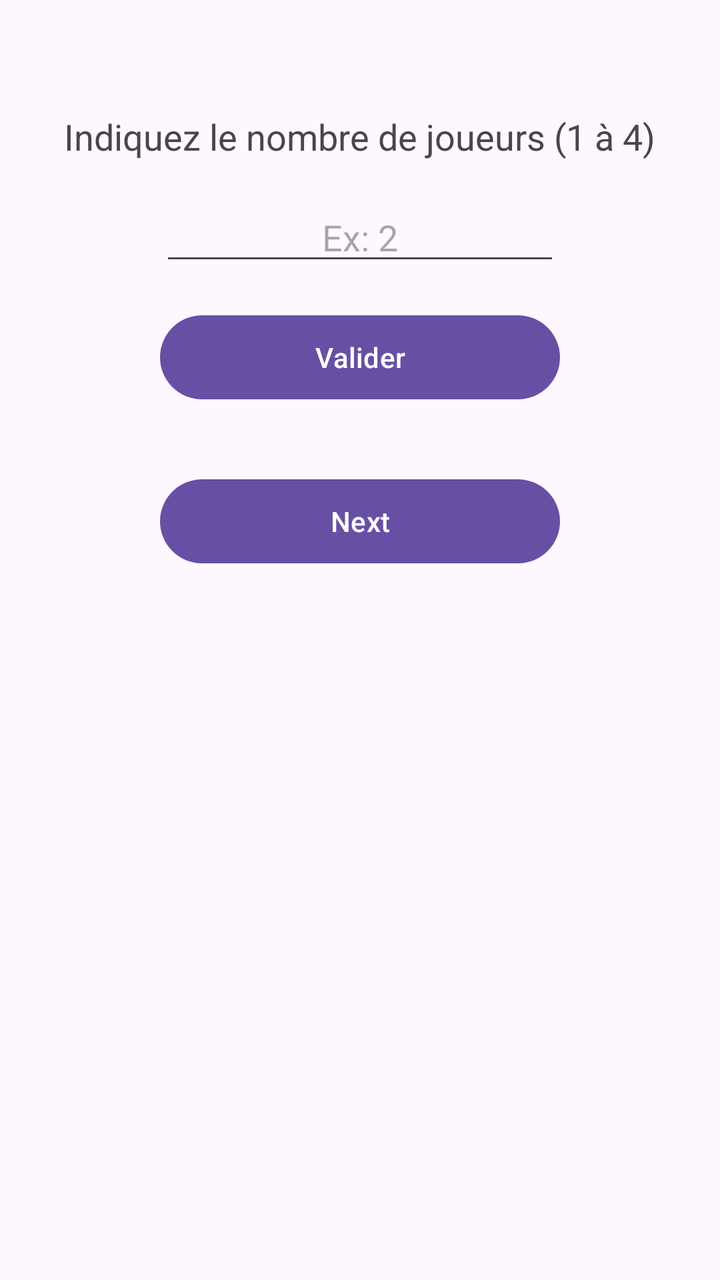
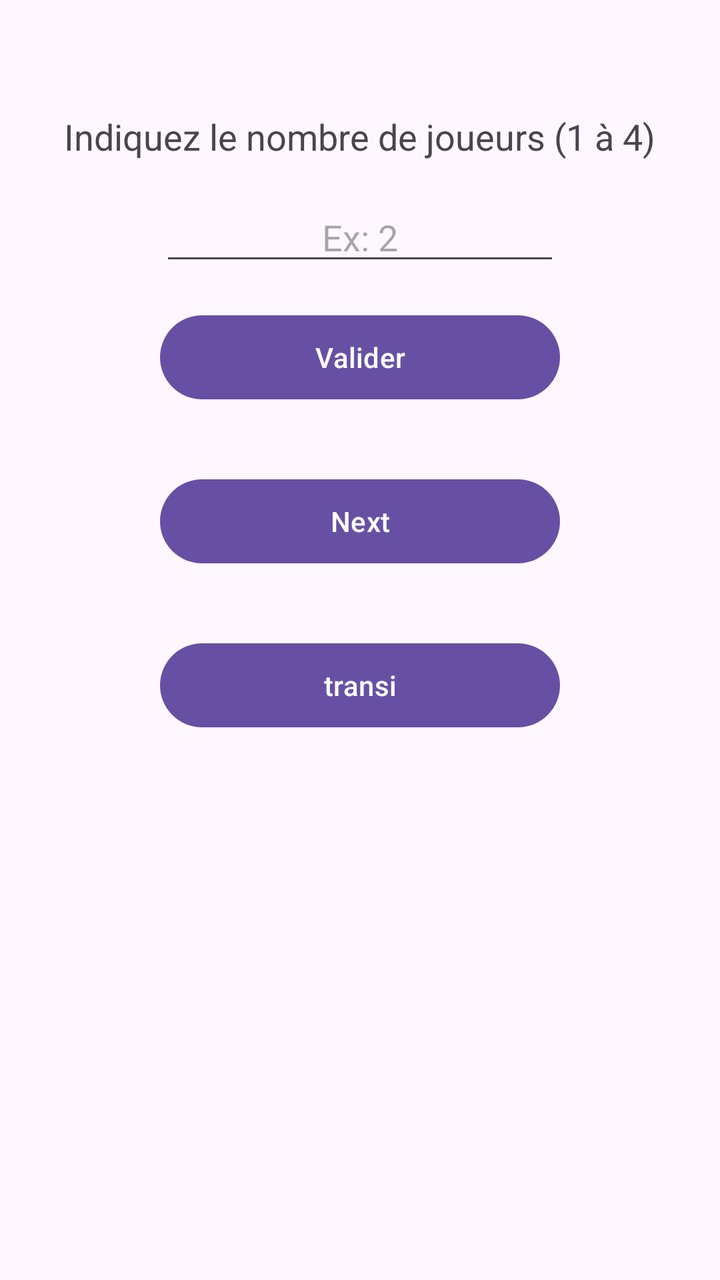

The first picture is an Android layout as it rendered before a commit; the second is the same layout after the commit. The layout source and the unified diff follow.
<!-- AndroidManifest.xml: application theme Theme.Pushforce -->
<!-- res/layout/activity_main.xml -->
<?xml version="1.0" encoding="utf-8"?>
<FrameLayout
    xmlns:android="http://schemas.android.com/apk/res/android"
    xmlns:tools="http://schemas.android.com/tools"
    android:id="@+id/main"
    android:layout_width="match_parent"
    android:layout_height="match_parent"
    android:fitsSystemWindows="true"
    tools:context=".MainActivity">

    <LinearLayout
        android:id="@+id/Page_accueil"
        android:layout_width="match_parent"
        android:layout_height="match_parent"
        android:orientation="vertical"
        android:gravity="center_horizontal"
        android:padding="16dp">

        <TextView
            android:id="@+id/Texte_indication"
            android:layout_width="wrap_content"
            android:layout_height="wrap_content"
            android:layout_marginTop="40dp"
            android:text="Indiquez le nombre de joueurs (1 à 4)"
            android:textSize="18sp" />

        <EditText
            android:id="@+id/Input_nb_joueur"
            android:layout_width="200dp"
            android:layout_height="wrap_content"
            android:layout_marginTop="16dp"
            android:gravity="center"
            android:hint="Ex: 2"
            android:inputType="number" />

        <Button
            android:id="@+id/Bouton_nb_joueur"
            android:layout_width="200dp"
            android:layout_height="50dp"
            android:layout_marginTop="16dp"
            android:text="Valider" />

        <EditText
            android:id="@+id/Input_Nom_J1"
            android:layout_width="match_parent"
            android:layout_height="wrap_content"
            android:layout_marginTop="24dp"
            android:hint="Player 1 : Name"
            android:visibility="gone" />

        <EditText
            android:id="@+id/Input_Nom_J2"
            android:layout_width="match_parent"
            android:layout_height="wrap_content"
            android:layout_marginTop="8dp"
            android:hint="Player 2 : Name"
            android:visibility="gone" />

        <EditText
            android:id="@+id/Input_Nom_J3"
            android:layout_width="match_parent"
            android:layout_height="wrap_content"
            android:layout_marginTop="8dp"
            android:hint="Player 3 : Name"
            android:visibility="gone" />

        <EditText
            android:id="@+id/Input_Nom_J4"
            android:layout_width="match_parent"
            android:layout_height="wrap_content"
            android:layout_marginTop="8dp"
            android:hint="Player 4 : Name"
            android:visibility="gone" />

        <Button
            android:id="@+id/Bouton_next"
            android:layout_width="200dp"
            android:layout_height="50dp"
            android:layout_marginTop="32dp"
            android:text="Next" />
    </LinearLayout>

    <LinearLayout
        android:id="@+id/Layer_1_Joueur"
        android:layout_width="match_parent"
        android:layout_height="match_parent"
        android:orientation="vertical"
        android:gravity="center"
        android:padding="16dp"
        android:visibility="gone">

        <Button
            android:id="@+id/Bouton_Layer_1"
            android:layout_width="200dp"
            android:layout_height="50dp"
            android:text="Choisir une playlist" />
    </LinearLayout>

    <LinearLayout
        android:id="@+id/Layer_2_Joueurs"
        android:layout_width="match_parent"
        android:layout_height="match_parent"
        android:orientation="vertical"
        android:gravity="center"
        android:padding="16dp"
        android:visibility="gone">

        <Button
            android:id="@+id/Bouton_Layer_2"
            android:layout_width="200dp"
            android:layout_height="50dp"
            android:text="Choisir une playlist" />
    </LinearLayout>

    <LinearLayout
        android:id="@+id/Layer_3_Joueurs"
        android:layout_width="match_parent"
        android:layout_height="match_parent"
        android:orientation="vertical"
        android:gravity="center"
        android:padding="16dp"
        android:visibility="gone">

        <Button
            android:id="@+id/Bouton_Layer_3"
            android:layout_width="200dp"
            android:layout_height="50dp"
            android:text="Choisir une playlist" />
    </LinearLayout>

    <LinearLayout
        android:id="@+id/Layer_4_Joueurs"
        android:layout_width="match_parent"
        android:layout_height="match_parent"
        android:orientation="vertical"
        android:gravity="center"
        android:padding="16dp"
        android:visibility="gone">

        <Button
            android:id="@+id/Bouton_Layer_4"
            android:layout_width="200dp"
            android:layout_height="50dp"
            android:text="Choisir une playlist" />
    </LinearLayout>

</FrameLayout>
<!-- resources referenced by this layout -->
<resources>
  <style name="Theme.Pushforce" parent="Base.Theme.Pushforce" />
  <style name="Base.Theme.Pushforce" parent="Theme.Material3.DayNight.NoActionBar">
          
          
      </style>
</resources>

<!-- the commit's change to res/layout/activity_main.xml (unified diff, before → after) -->
@@ -78,6 +78,13 @@
             android:layout_height="50dp"
             android:layout_marginTop="32dp"
             android:text="Next" />
+
+        <Button
+            android:id="@+id/Bouton_transi"
+            android:layout_width="200dp"
+            android:layout_height="50dp"
+            android:layout_marginTop="32dp"
+            android:text="transi" />
     </LinearLayout>
 
     <LinearLayout
